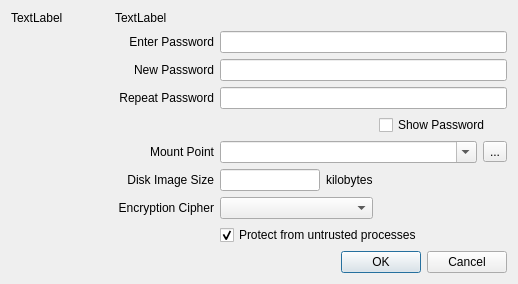
Before: the Qt Designer form MajorPrivacy/Forms/VolumeWindow.ui in xanasoft/MajorPrivacy, drawn with Qt 5.
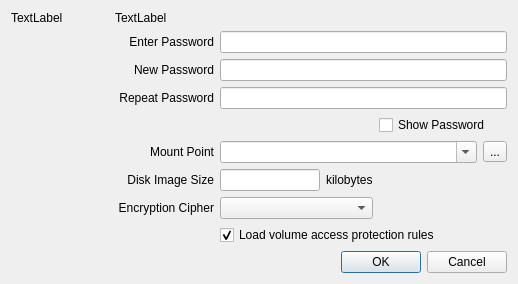
After: the same form once the commit is applied.

The edit to the form file:
```diff
--- a/MajorPrivacy/Forms/VolumeWindow.ui
+++ b/MajorPrivacy/Forms/VolumeWindow.ui
@@ -176,7 +176,7 @@
      <item row="8" column="2" colspan="4">
       <widget class="QCheckBox" name="chkProtect">
        <property name="text">
-        <string>Protect from untrusted processes</string>
+        <string>Load volume access protection rules</string>
        </property>
        <property name="checked">
         <bool>true</bool>
```
